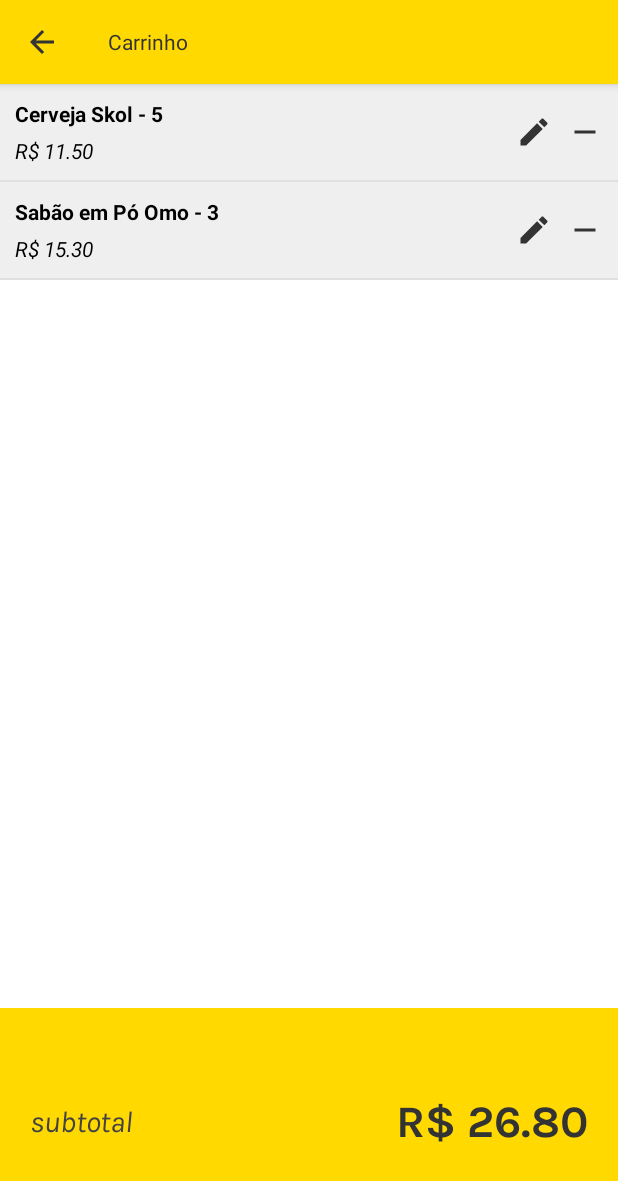
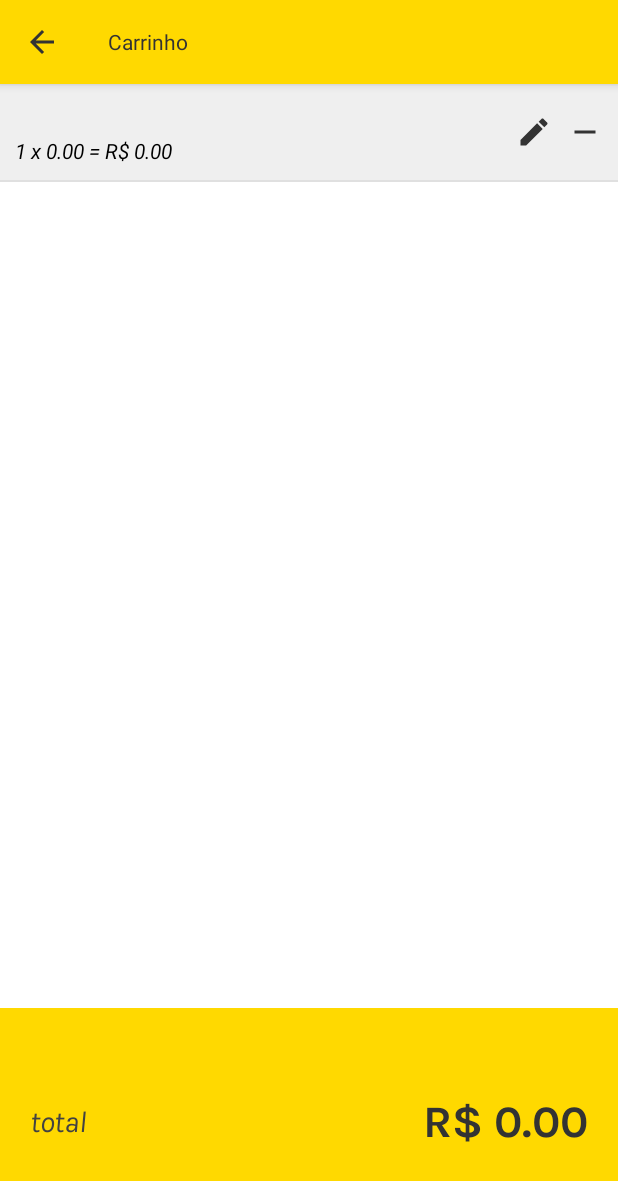
Before and after one commit to raphaelDuff/AtacaMobile, an Android app: the DetalhesProdutoActivity screen opened directly, with no data from a screen before it, after a tap on "ADICIONAR AO CARRINHO", on a phone screen of 412 x 824 dp. Shown: the top 1181 px of the screen. Run offline under Robolectric (Android 15) with nearby library versions, the light colour scheme and no system bars; 6 statements that could not run were skipped.

Commit message:
implementei listview

```diff
--- a/app/src/main/java/com/example/cristhianc/atacamobile/CarrinhoItem.java
+++ b/app/src/main/java/com/example/cristhianc/atacamobile/CarrinhoItem.java
@@ -25,6 +25,10 @@ public class CarrinhoItem {
         return this.quantidade;
     }
 
+    public double getSubtotal(){
+        return prod.getValor() * quantidade;
+    }
+
     public void setQuantidade(int quantidade){
         this.quantidade = quantidade;
     }
--- a/app/src/main/java/com/example/cristhianc/atacamobile/CarrinhoProdutosActivity.java
+++ b/app/src/main/java/com/example/cristhianc/atacamobile/CarrinhoProdutosActivity.java
@@ -1,6 +1,8 @@
 package com.example.cristhianc.atacamobile;
 
+import android.content.Context;
 import android.content.SharedPreferences;
+import android.database.DataSetObserver;
 import android.graphics.Typeface;
 import android.preference.PreferenceManager;
 import android.support.v7.app.ActionBar;
@@ -8,10 +10,12 @@ import android.support.v7.app.AppCompatActivity;
 import android.os.Bundle;
 import android.view.MenuItem;
 import android.widget.ArrayAdapter;
+import android.widget.ListAdapter;
 import android.widget.ListView;
 import android.widget.TextView;
 
 import com.google.gson.Gson;
+import com.google.gson.reflect.TypeToken;
 
 import org.w3c.dom.Text;
 
@@ -25,30 +29,38 @@ public class CarrinhoProdutosActivity extends AppCompatActivity {
     SharedPreferences.Editor editor;
     TextView tv_subtotal_label;
     TextView tv_subtotal;
+    ListView lista;
 
     protected void onCreate(Bundle savedInstanceState) {
         super.onCreate(savedInstanceState);
         setContentView(R.layout.activity_carrinho_produtos);
 
         sp = PreferenceManager.getDefaultSharedPreferences(getApplicationContext());
+        editor = sp.edit();
+
+
         initTVs();
         setFontes();
 
-        String json = sp.getString("carrinhoObj", "");
-        ArrayList<CarrinhoItem> produtos = new ArrayList<CarrinhoItem>();
-        CarrinhoItem ci = new CarrinhoItem();
-        ci.setProd(new Produto(12, "Cerveja Skol", "","",2.3,""));
-        ci.setQuantidade(5);
-        produtos.add(ci);
-        ci = new CarrinhoItem();
-        ci.setProd(new Produto(12, "Sabão em Pó Omo", "","",5.1,""));
-        ci.setQuantidade(3);
-        produtos.add(ci);
-        setSubtotal(produtos);
-        ListView lv = (ListView) findViewById(R.id.lista);
+        atualizarCarrinho();
+        updTotal(lista.getAdapter());
 
-        CustomAdapter adapter = new CustomAdapter(produtos, getApplicationContext());
-        lv.setAdapter(adapter);
+
+        DataSetObserver dso = new DataSetObserver() {
+            @Override
+            public void onChanged() {
+                super.onChanged();
+                updTotal(lista.getAdapter());
+                ArrayList<CarrinhoItem> itensCarrinho = ((CustomAdapter) lista.getAdapter()).getDataSet();
+
+                editor.putString("listaCarrinho", new Gson().toJson(itensCarrinho));
+                editor.commit();
+
+            }
+        };
+
+        ((CustomAdapter) lista.getAdapter()).setNotifyOnChange(true);
+        lista.getAdapter().registerDataSetObserver(dso);
 
         final ActionBar actionBar = getSupportActionBar();
         actionBar.setTitle("Carrinho");
@@ -56,15 +68,17 @@ public class CarrinhoProdutosActivity extends AppCompatActivity {
         actionBar.setHomeAsUpIndicator(R.drawable.voltar_img);
     }
 
-    protected void setSubtotal(List<CarrinhoItem> l){
-        double subtotal = 0;
+
+    protected void updTotal(ListAdapter adpt){
+        double total = 0;
         TextView tv_subtotal = (TextView) findViewById(R.id.subtotal);
 
-        for (CarrinhoItem carrinhoItem : l) {
-            subtotal += carrinhoItem.getProd().getValor() * carrinhoItem.getQuantidade();
+        for(int i = 0; i < adpt.getCount(); i++){
+            CarrinhoItem ci = (CarrinhoItem) adpt.getItem(i);
+            total+= ci.getSubtotal();
         }
 
-        tv_subtotal.setText(String.format("R$ %.2f", subtotal));
+        tv_subtotal.setText(String.format("R$ %.2f", total));
 
     }
 
@@ -99,4 +113,39 @@ public class CarrinhoProdutosActivity extends AppCompatActivity {
         tv_subtotal.setTypeface(fontBold);
     }
 
+    protected ArrayList<CarrinhoItem> getListaCarrinho(){
+        String strListaCarrinho = sp.getString("listaCarrinho", "");
+        ArrayList<CarrinhoItem> itensCarrinho = new ArrayList<CarrinhoItem>();
+
+        if (!strListaCarrinho.equals("")){
+            itensCarrinho = new Gson().fromJson(strListaCarrinho, new TypeToken<List<CarrinhoItem>>(){}.getType());
+        }
+
+        return itensCarrinho;
+    }
+
+
+    protected void atualizarCarrinho(){
+        CarrinhoItem ci = new CarrinhoItem();
+        lista = (ListView) findViewById(R.id.lista);
+
+        Gson gson = new Gson();
+        if(getIntent()!= null && getIntent().getExtras() != null){
+            Bundle b = getIntent().getExtras();
+            if(!b.getString("objAddCarrinho").equals(null)){
+                ci = gson.fromJson(b.getString("objAddCarrinho"), CarrinhoItem.class);
+
+                ArrayList<CarrinhoItem> itens = getListaCarrinho();
+                lista.setAdapter(new CustomAdapter(itens, getApplicationContext()));
+                ((CustomAdapter) lista.getAdapter()).add(ci);
+                ArrayList<CarrinhoItem> itensCarrinho = ((CustomAdapter) lista.getAdapter()).getDataSet();
+
+                editor.putString("listaCarrinho", new Gson().toJson(itensCarrinho));
+                editor.commit();
+
+            }
+        }
+
+    }
+
 }
--- a/app/src/main/java/com/example/cristhianc/atacamobile/CustomAdapter.java
+++ b/app/src/main/java/com/example/cristhianc/atacamobile/CustomAdapter.java
@@ -25,7 +25,9 @@ public class CustomAdapter extends ArrayAdapter<CarrinhoItem> implements View.On
         TextView txtName;
         TextView txtType;
         TextView txtVersion;
-        ImageView info;
+        ImageView editBtn;
+        ImageView rmvBtn;
+        TextView total;
     }
 
     public CustomAdapter(ArrayList<CarrinhoItem> data, Context context) {
@@ -35,18 +37,25 @@ public class CustomAdapter extends ArrayAdapter<CarrinhoItem> implements View.On
 
     }
 
+    public ArrayList<CarrinhoItem> getDataSet(){
+        return this.dataSet;
+    }
+
     @Override
     public void onClick(View v) {
 
         int position=(Integer) v.getTag();
-        Object object= getItem(position);
-        CarrinhoItem dataModel=(CarrinhoItem) object;
+
 
         switch (v.getId())
         {
             case R.id.item_edit:
                 Snackbar.make(v, "Teste", Snackbar.LENGTH_LONG)
                         .setAction("No action", null).show();
+                break;
+            case R.id.item_remove:
+
+                removerLista(position);
                 break;
         }
     }
@@ -66,10 +75,12 @@ public class CustomAdapter extends ArrayAdapter<CarrinhoItem> implements View.On
 
             viewHolder = new ViewHolder();
             LayoutInflater inflater = LayoutInflater.from(getContext());
-            convertView = inflater.inflate(R.layout.item_lista, parent, false);
+            convertView = inflater.inflate(R.layout.item_lista, null);
             viewHolder.txtName = (TextView) convertView.findViewById(R.id.name);
             viewHolder.txtType = (TextView) convertView.findViewById(R.id.type);
-
+            viewHolder.editBtn = (ImageView) convertView.findViewById(R.id.item_edit);
+            viewHolder.rmvBtn = (ImageView) convertView.findViewById(R.id.item_remove);
+            viewHolder.total = (TextView) convertView.findViewById(R.id.subtotal);
             result=convertView;
 
             convertView.setTag(viewHolder);
@@ -79,10 +90,35 @@ public class CustomAdapter extends ArrayAdapter<CarrinhoItem> implements View.On
         }
 
 
+        viewHolder.txtName.setText(dataModel.getProd().getNome());
+        viewHolder.txtType.setText(String.format("%d x %.2f = R$ %.2f", dataModel.getQuantidade(), dataModel.getProd().getValor(),  dataModel.getSubtotal()));
+        viewHolder.editBtn.setOnClickListener(this);
+        viewHolder.editBtn.setTag(position);
 
-        viewHolder.txtName.setText(dataModel.getProd().getNome() + " - " + dataModel.getQuantidade());
-        viewHolder.txtType.setText(String.format("R$ %.2f", dataModel.getProd().getValor() * dataModel.getQuantidade()));
+        viewHolder.rmvBtn.setOnClickListener(this);
+        viewHolder.rmvBtn.setTag(position);
+
+        //viewHolder.total.setText(String.format("R$ %.2f", getTotal()));
         // Return the completed view to render on screen
         return convertView;
     }
+
+    protected void removerLista(int pos){
+        Object object= getItem(pos);
+        CarrinhoItem dataModel=(CarrinhoItem) object;
+        remove(dataModel);
+        notifyDataSetChanged();
+
+    }
+
+    protected double getTotal(){
+        double total = 0;
+        for(int i = 0; i < getCount(); i++){
+            CarrinhoItem ci = getItem(i);
+            total += ci.getSubtotal();
+        }
+
+        return total;
+    }
+
 }
--- a/app/src/main/java/com/example/cristhianc/atacamobile/DetalhesProdutoActivity.java
+++ b/app/src/main/java/com/example/cristhianc/atacamobile/DetalhesProdutoActivity.java
@@ -22,6 +22,7 @@ public class DetalhesProdutoActivity extends AppCompatActivity {
     SharedPreferences sp;
     SharedPreferences.Editor editor;
     Produto prod;
+    TextView tvQtd;
 
     @Override
     protected void onCreate(Bundle savedInstanceState) {
@@ -33,8 +34,41 @@ public class DetalhesProdutoActivity extends AppCompatActivity {
         actionBar.setDisplayHomeAsUpEnabled(true);
         actionBar.setHomeAsUpIndicator(R.drawable.voltar_img);
 
+        prod = getProduto();
+        carregarViews();
+        setProdutoTela(prod);
         configurarBotoes();
         alterarFontes();
+    }
+
+    protected void carregarViews(){
+        tvQtd = (TextView) findViewById(R.id.quantidade);
+    }
+
+    protected void setProdutoTela(Produto p){
+        TextView prodNome = (TextView) findViewById(R.id.nomeProduto);
+        TextView prodPreco = (TextView) findViewById(R.id.precoProduto);
+        TextView prodDesc = (TextView)findViewById(R.id.descProduto);
+        TextView prodCodigo = (TextView)findViewById(R.id.codigo);
+        TextView prodValidade = (TextView)findViewById(R.id.validade);
+        TextView prodDetalhes = (TextView)findViewById(R.id.detalhes);
+
+        prodNome.setText(p.getNome());
+        prodPreco.setText(String.format("R$ %.2f", p.getValor()));
+        prodDesc.setText(String.format("/%s", p.getDesc()));
+        prodCodigo.setText(String.format("%d", p.getId()));
+        prodValidade.setText(p.getDataValidade());
+        prodDetalhes.setText(p.getInfo());
+
+    }
+
+
+    protected Produto getProduto(){
+        Intent i = getIntent();
+        Produto p = new Gson().fromJson(i.getStringExtra("objProd"), Produto.class);
+
+        return p;
+
     }
 
     protected void alterarFontes(){
@@ -78,7 +112,8 @@ public class DetalhesProdutoActivity extends AppCompatActivity {
         btn_adicionarCarrinho.setOnClickListener(new View.OnClickListener() {
             @Override
             public void onClick(View v) {
-                initCarrinho();
+                int qtd = Integer.parseInt(tvQtd.getText().toString());
+                addToCarrinho(prod, qtd);
             }
         });
 
@@ -86,7 +121,6 @@ public class DetalhesProdutoActivity extends AppCompatActivity {
         btn_mais.setOnClickListener(new View.OnClickListener() {
             @Override
             public void onClick(View v) {
-                TextView tvQtd = (TextView) findViewById(R.id.quantidade);
 
                 int qtd = Integer.parseInt(tvQtd.getText().toString());
 
@@ -101,10 +135,9 @@ public class DetalhesProdutoActivity extends AppCompatActivity {
         btn_menos.setOnClickListener(new View.OnClickListener() {
             @Override
             public void onClick(View v) {
-                TextView tvQtd = (TextView) findViewById(R.id.quantidade);
                 int qtd = Integer.parseInt(tvQtd.getText().toString());
 
-                if(qtd > 0){
+                if(qtd > 1){
                     qtd--;
                     String strQtd = String.valueOf(qtd);
                     tvQtd.setText(strQtd);
@@ -114,12 +147,17 @@ public class DetalhesProdutoActivity extends AppCompatActivity {
 
     }
 
-    protected void addToCarrinho(){
+
+
+    protected void addToCarrinho(Produto p, int quantidade){
         Intent intent = new Intent(DetalhesProdutoActivity.this, CarrinhoProdutosActivity.class);
+
         try {
             Gson gson = new Gson();
-            String objAddCarrinho = gson.toJson(getCarrinhoItem());
-            intent.putExtra("objAddCarinho", objAddCarrinho);
+            CarrinhoItem ci = new CarrinhoItem();
+            ci.setProd(p);
+            ci.setQuantidade(quantidade);
+            intent.putExtra("objAddCarrinho", gson.toJson(ci));
             startActivity(intent);
         }catch (Exception e){
             mostrarMensagem("Erro ao adicionar ao carrinho.");
@@ -135,7 +173,6 @@ public class DetalhesProdutoActivity extends AppCompatActivity {
     }
 
     protected void initCarrinho(){
-
         Intent intent = new Intent(DetalhesProdutoActivity.this, CarrinhoProdutosActivity.class);
         startActivity(intent);
     }
--- a/app/src/main/java/com/example/cristhianc/atacamobile/Produto.java
+++ b/app/src/main/java/com/example/cristhianc/atacamobile/Produto.java
@@ -6,7 +6,7 @@ package com.example.cristhianc.atacamobile;
 
 public class Produto {
 
-    private int id;
+    private static int id = 0;
     private String nome;
     private String dataValidade;
     private String desc;
@@ -14,15 +14,15 @@ public class Produto {
     private double valor;
 
     public Produto(){
-
+        this.id = ++id;
     }
 
-    public Produto(int id, String nome, String dataValidade, String desc, double valor,String info){
+    public Produto(String nome, String dataValidade, String desc, double valor,String info){
         this.nome = nome;
         this.dataValidade = dataValidade;
         this.desc = desc;
         this.valor = valor;
-        this.id = id;
+        this.id = ++id;
         this.info = info;
     }
 
--- a/app/src/main/res/drawable/skol_bg.xml
+++ b/app/src/main/res/drawable/skol_bg.xml
@@ -3,7 +3,7 @@
     <item android:drawable="@color/corMain"/>
     <item>
         <bitmap
-            android:gravity="clip_vertical"
+            android:gravity="center|clip_vertical|clip_horizontal"
             android:src="@drawable/skol4"
             android:alpha="0.3"/>
     </item>
--- a/app/src/main/res/layout/activity_carrinho_produtos.xml
+++ b/app/src/main/res/layout/activity_carrinho_produtos.xml
@@ -39,7 +39,7 @@
             android:layout_marginLeft="20dp"
             android:textSize="20dp"
             android:textColor="@color/corGrayMenosEscuro"
-            android:text="subtotal"/>
+            android:text="total"/>
 
         <TextView
             android:id="@+id/subtotal"
--- a/app/src/main/res/layout/activity_detalhes_produto.xml
+++ b/app/src/main/res/layout/activity_detalhes_produto.xml
@@ -216,7 +216,7 @@
     android:id="@+id/quantidade"
     android:layout_width="wrap_content"
     android:layout_height="wrap_content"
-    android:text="0"
+    android:text="1"
     android:textSize="30dp"
                 android:layout_marginLeft="5dp"
                 android:layout_marginRight="5dp"
```
Also changed, not shown: app/src/main/java/com/example/cristhianc/atacamobile/MainActivity.java (+26 -4 lines).
